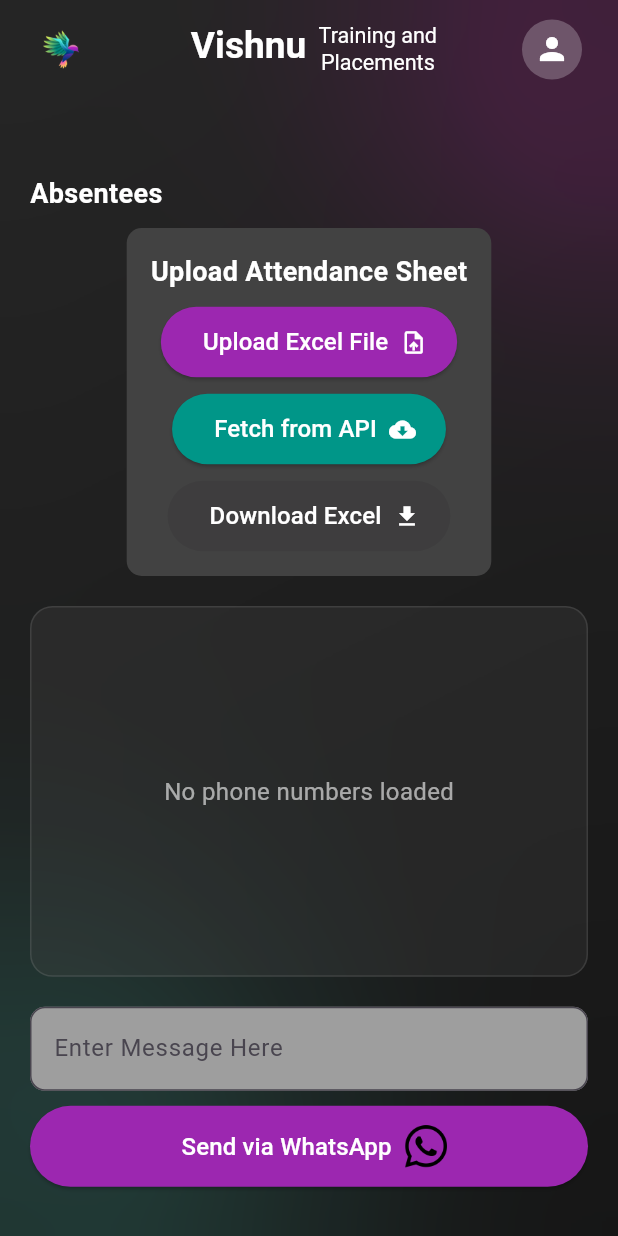
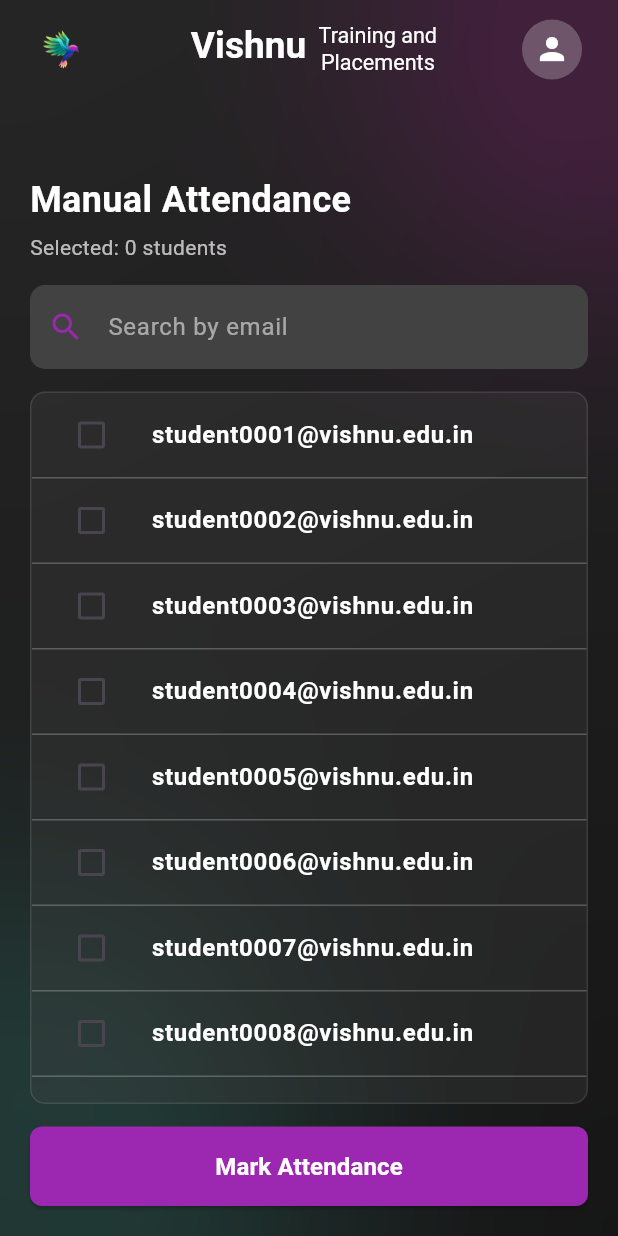
Before and after one commit to Abhi-0987/Vishnu-Training-Placement, a Flutter app: the screen it shows after launch, on a phone screen of 412 x 824 dp. Run offline on Flutter 3.47's test engine with Material 3 defaults, Android fonts, the light colour scheme and no system bars; our stand-ins replace file_picker, fl_chart, get, lottie, pie_chart, shared_preferences and 1 more; missing offline and left inert: excel, universal_html; Roboto replaces fonts that are missing (Alata); project files that could hold a hidden picture were left out.

Commit message:
created UI of manual attendance screen

```diff
--- a/lib/main.dart
+++ b/lib/main.dart
@@ -1,5 +1,6 @@
 import 'package:flutter/material.dart';
 import 'package:vishnu_training_and_placements/screens/AdminAttendanceScreen.dart';
+import 'package:vishnu_training_and_placements/screens/ManualAttendanceScreen.dart';
 import 'package:vishnu_training_and_placements/screens/student_schedule_screen.dart';
 
 void main() {
@@ -16,7 +17,7 @@ class MainApp extends StatelessWidget {
       // initialRoute: AppRoutes.splash,
       // routes: AppRoutes.routes,
       // home: StudentLoginScreen(isAdmin: false),
-      home: AdminMarkAttendence(),
+      home: ManualAttendanceScreen(),
     );
   }
 }
--- a/lib/screens/AdminAttendanceScreen.dart
+++ b/lib/screens/AdminAttendanceScreen.dart
@@ -14,6 +14,7 @@ import 'package:flutter/foundation.dart' show kIsWeb;
 import 'package:path_provider/path_provider.dart';
 import 'package:universal_html/html.dart' as html;
 import 'dart:typed_data';
+import 'ManualAttendanceScreen.dart';
 
 class AdminMarkAttendence extends StatefulWidget {
   const AdminMarkAttendence({super.key});
--- /dev/null
+++ b/lib/screens/ManualAttendanceScreen.dart
@@ -0,0 +1,276 @@
+import 'package:flutter/material.dart';
+import '../widgets/custom_appbar.dart';
+import '../widgets/screens_background.dart';
+
+class ManualAttendanceScreen extends StatefulWidget {
+  const ManualAttendanceScreen({super.key});
+
+  @override
+  State<ManualAttendanceScreen> createState() => _ManualAttendanceScreenState();
+}
+
+class _ManualAttendanceScreenState extends State<ManualAttendanceScreen> {
+  bool _isLoading = false;
+  final List<Student> _students = [];
+  final List<Student> _selectedStudents = [];
+  final TextEditingController _searchController = TextEditingController();
+  String _searchQuery = '';
+
+  @override
+  void initState() {
+    super.initState();
+    _generateDummyStudents();
+  }
+
+  @override
+  void dispose() {
+    _searchController.dispose();
+    super.dispose();
+  }
+
+  void _generateDummyStudents() {
+    // Generate 50 dummy students with email IDs
+    for (int i = 1; i <= 50; i++) {
+      String studentId = i.toString().padLeft(4, '0');
+      _students.add(
+        Student(
+          email: "student${studentId}@vishnu.edu.in",
+          isSelected: false,
+        ),
+      );
+    }
+  }
+
+  void _toggleStudentSelection(Student student) {
+    setState(() {
+      student.isSelected = !student.isSelected;
+      if (student.isSelected) {
+        _selectedStudents.add(student);
+      } else {
+        _selectedStudents.removeWhere((s) => s.email == student.email);
+      }
+    });
+  }
+
+  void _selectAllStudents(bool value) {
+    setState(() {
+      for (var student in _students) {
+        student.isSelected = value;
+      }
+
+      if (value) {
+        _selectedStudents.clear();
+        _selectedStudents.addAll(_students);
+      } else {
+        _selectedStudents.clear();
+      }
+    });
+  }
+
+  Future<void> _markAttendance() async {
+    if (_selectedStudents.isEmpty) {
+      ScaffoldMessenger.of(context).showSnackBar(
+        const SnackBar(
+          content: Text("Please select at least one student"),
+          backgroundColor: Colors.red,
+        ),
+      );
+      return;
+    }
+
+    try {
+      setState(() {
+        _isLoading = true;
+      });
+
+      // Simulate API call with a delay
+      await Future.delayed(const Duration(seconds: 2));
+
+      // Show success message
+      ScaffoldMessenger.of(context).showSnackBar(
+        SnackBar(
+          content: Text("Attendance marked for ${_selectedStudents.length} students"),
+          backgroundColor: Colors.green,
+        ),
+      );
+
+      // Clear selections
+      setState(() {
+        for (var student in _students) {
+          student.isSelected = false;
+        }
+        _selectedStudents.clear();
+      });
+    } catch (e) {
+      ScaffoldMessenger.of(context).showSnackBar(
+        SnackBar(
+          content: Text("Error marking attendance: $e"),
+          backgroundColor: Colors.red,
+        ),
+      );
+    } finally {
+      setState(() {
+        _isLoading = false;
+      });
+    }
+  }
+
+  List<Student> get _filteredStudents {
+    if (_searchQuery.isEmpty) {
+      return _students;
+    }
+
+    return _students.where((student) {
+      return student.email.toLowerCase().contains(_searchQuery.toLowerCase());
+    }).toList();
+  }
+
+  @override
+  Widget build(BuildContext context) {
+    final Size screenSize = MediaQuery.of(context).size;
+
+    return Scaffold(
+      backgroundColor: Colors.black,
+      extendBodyBehindAppBar: true,
+      appBar: const CustomAppBar(),
+      body: Stack(
+        children: [
+          ScreensBackground(height: screenSize.height, width: screenSize.width),
+          SafeArea(
+            child: Padding(
+              padding: const EdgeInsets.all(20.0),
+              child: Column(
+                crossAxisAlignment: CrossAxisAlignment.start,
+                children: [
+                  const Text(
+                    "Manual Attendance",
+                    style: TextStyle(
+                      color: Colors.white,
+                      fontSize: 24,
+                      fontWeight: FontWeight.bold,
+                      fontFamily: 'Alata',
+                    ),
+                  ),
+                  const SizedBox(height: 5),
+                  Text(
+                    "Selected: ${_selectedStudents.length} students",
+                    style: const TextStyle(
+                      color: Colors.white70,
+                      fontSize: 14,
+                      fontFamily: 'Alata',
+                    ),
+                  ),
+                  const SizedBox(height: 15),
+
+                  // Search bar
+                  TextField(
+                    controller: _searchController,
+                    style: const TextStyle(color: Colors.white),
+                    decoration: InputDecoration(
+                      hintText: "Search by email",
+                      hintStyle: const TextStyle(color: Colors.white54),
+                      prefixIcon: const Icon(Icons.search, color: Colors.purple),
+                      filled: true,
+                      fillColor: Colors.grey.shade800,
+                      border: OutlineInputBorder(
+                        borderRadius: BorderRadius.circular(10),
+                        borderSide: BorderSide.none,
+                      ),
+                    ),
+                    onChanged: (value) {
+                      setState(() {
+                        _searchQuery = value;
+                      });
+                    },
+                  ),
+
+                  const SizedBox(height: 15),
+
+                  // Remove the "Select all checkbox" container that was here
+
+                  // Student list - simplified to only show email
+                  Expanded(
+                    child: Container(
+                      decoration: BoxDecoration(
+                        color: Colors.grey.shade800.withOpacity(0.3),
+                        borderRadius: BorderRadius.circular(10),
+                        border: Border.all(
+                          color: Colors.white.withOpacity(0.1),
+                          width: 1,
+                        ),
+                      ),
+                      child: ListView.separated(
+                        itemCount: _filteredStudents.length,
+                        separatorBuilder: (context, index) => const Divider(
+                          color: Colors.white24,
+                          height: 1,
+                        ),
+                        itemBuilder: (context, index) {
+                          final student = _filteredStudents[index];
+                          return ListTile(
+                            leading: Checkbox(
+                              value: student.isSelected,
+                              onChanged: (value) {
+                                _toggleStudentSelection(student);
+                              },
+                              activeColor: Colors.purple,
+                              checkColor: Colors.white,
+                            ),
+                            title: Text(
+                              student.email,
+                              style: const TextStyle(
+                                color: Colors.white,
+                                fontWeight: FontWeight.bold,
+                              ),
+                            ),
+                          );
+                        },
+                      ),
+                    ),
+                  ),
+
+                  const SizedBox(height: 15),
+
+                  // Mark attendance button
+                  SizedBox(
+                    width: double.infinity,
+                    child: ElevatedButton(
+                      style: ElevatedButton.styleFrom(
+                        backgroundColor: Colors.purple,
+                        padding: const EdgeInsets.symmetric(vertical: 15),
+                        shape: RoundedRectangleBorder(
+                          borderRadius: BorderRadius.circular(8),
+                        ),
+                      ),
+                      onPressed: _isLoading ? null : _markAttendance,
+                      child: _isLoading
+                          ? const CircularProgressIndicator(color: Colors.white)
+                          : const Text(
+                              "Mark Attendance",
+                              style: TextStyle(
+                                fontSize: 16,
+                                fontWeight: FontWeight.bold,
+                                color: Colors.white,
+                              ),
+                            ),
+                    ),
+                  ),
+                ],
+              ),
+            ),
+          ),
+        ],
+      ),
+    );
+  }
+}
+
+class Student {
+  final String email;
+  bool isSelected;
+
+  Student({
+    required this.email,
+    this.isSelected = false,
+  });
+}
```
